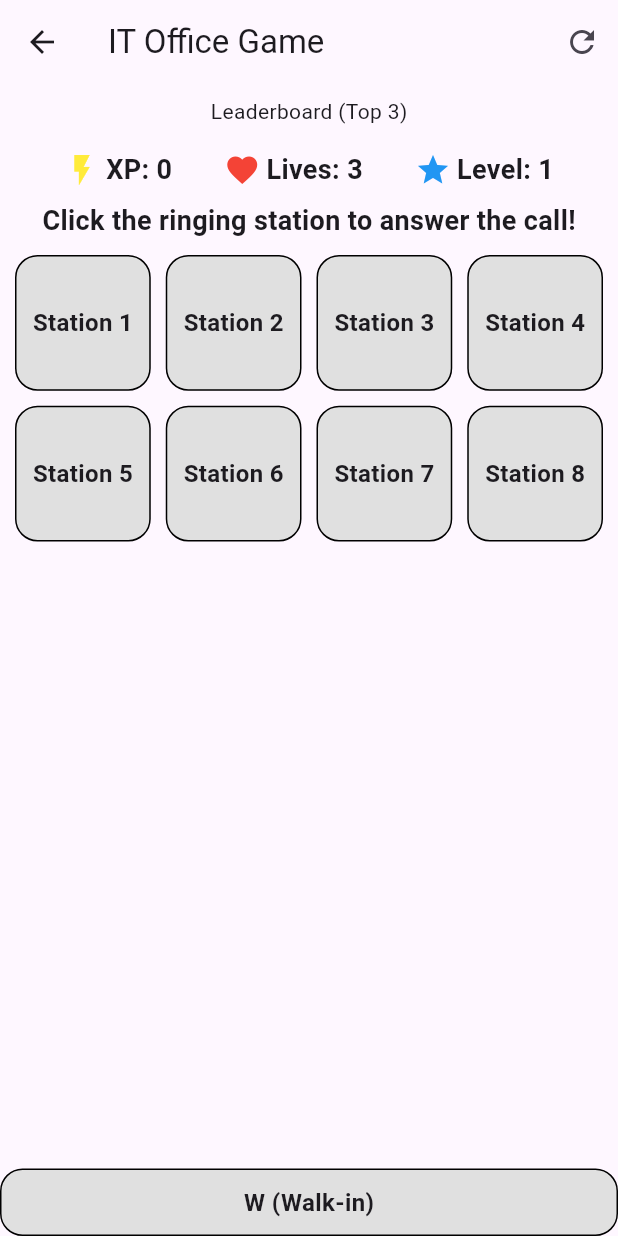
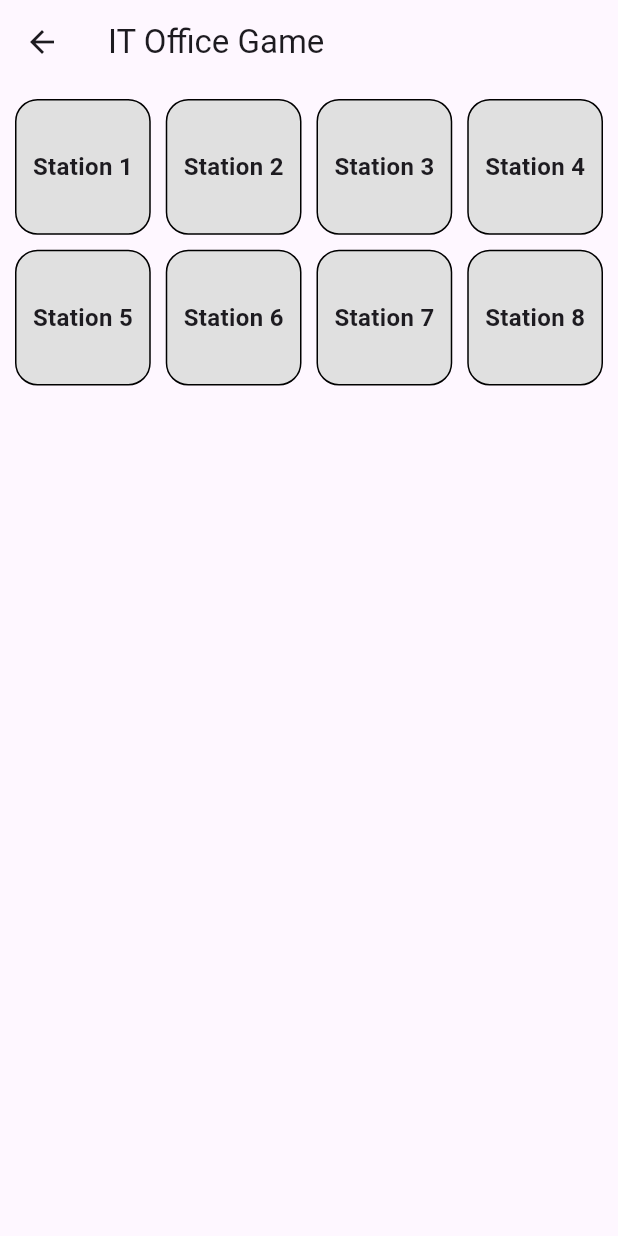
Before and after one commit to CBU-IT-Buddy/CBU_IT_Buddy, a Flutter app: the GamePage screen opened directly with empty values, on a phone screen of 412 x 824 dp. Run offline on Flutter 3.47's test engine with Material 3 defaults, Android fonts, the phone set to English and light mode, and no system bars; our stand-ins replace firebase_core; accounts and stored records are empty.

Commit message:
Bugs from game_page.dart fixed

```diff
--- a/cbu_it_buddy/lib/game_page.dart
+++ b/cbu_it_buddy/lib/game_page.dart
@@ -1,17 +1,16 @@
 import 'package:flutter/material.dart';
-import 'hints.dart';
 import 'dart:math';
 
 class GamePage extends StatefulWidget {
-  final String username; // Added username for leaderboard feature
+  final String username;
 
-  const GamePage({super.key, required this.username}); // Modified constructor to require username
+  const GamePage({super.key, required this.username});
+
   @override
   _GamePageState createState() => _GamePageState();
 }
 
-class _GamePageState extends State<GamePage>
-    with SingleTickerProviderStateMixin {
+class _GamePageState extends State<GamePage> with SingleTickerProviderStateMixin {
   final Random _random = Random();
   int _ringingStation = -1;
   bool _isRinging = false;
@@ -24,7 +23,9 @@ class _GamePageState extends State<GamePage>
   int _xp = 0;
   int _lives = 3;
   int _level = 1;
-  static List<Map<String, dynamic>> leaderboard = []; // Leaderboard as a static list
+  int _hintCount = 3; // Defined hint counter
+
+  static List<Map<String, dynamic>> leaderboard = [];
 
   final int totalStations = 8;
   final List<String> dummyQuestions = [
@@ -79,9 +80,10 @@ class _GamePageState extends State<GamePage>
     setState(() {
       _ringingStation = _random.nextInt(totalStations) + 1;
       _isRinging = true;
-      _question = dummyQuestions[_random.nextInt(dummyQuestions.length)];
-      _answers = dummyAnswers[dummyQuestions.indexOf(_question)];
-      _correctAnswer = correctAnswers[dummyQuestions.indexOf(_question)];
+      int questionIndex = _random.nextInt(dummyQuestions.length);
+      _question = dummyQuestions[questionIndex];
+      _answers = dummyAnswers[questionIndex];
+      _correctAnswer = correctAnswers[questionIndex];
       _totalRings++;
     });
   }
@@ -103,42 +105,19 @@ class _GamePageState extends State<GamePage>
           child: AnimatedContainer(
             duration: const Duration(milliseconds: 500),
             decoration: BoxDecoration(
-              color: _ringingStation == stationNumber
-                  ? Colors.yellow
-                  : Colors.grey[300],
+              color: _ringingStation == stationNumber ? Colors.yellow : Colors.grey[300],
               borderRadius: BorderRadius.circular(15),
               border: Border.all(color: Colors.black),
             ),
             child: Center(
               child: Text(
                 'Station $stationNumber',
-                style:
-                    const TextStyle(fontSize: 16, fontWeight: FontWeight.bold),
+                style: const TextStyle(fontSize: 16, fontWeight: FontWeight.bold),
               ),
             ),
           ),
         );
       },
-    );
-  }
-
-  Widget _buildWalkInStation() {
-    return GestureDetector(
-      onTap: () {},
-      child: Container(
-        padding: const EdgeInsets.all(10),
-        decoration: BoxDecoration(
-          color: Colors.grey[300],
-          borderRadius: BorderRadius.circular(15),
-          border: Border.all(color: Colors.black),
-        ),
-        child: const Center(
-          child: Text(
-            'W (Walk-in)',
-            style: TextStyle(fontSize: 16, fontWeight: FontWeight.bold),
-          ),
-        ),
-      ),
     );
   }
 
@@ -159,29 +138,17 @@ class _GamePageState extends State<GamePage>
               );
             }).toList(),
             const SizedBox(height: 10),
-            //////////////////////////////////////////////
-            // Add the Hints button below the answer buttons
-            //////////////////////////////////////////////
             ElevatedButton(
               onPressed: _hintCount > 0
                   ? () {
-                      // Trigger the hint sequence
-                      HintManager(
-                        correctStation: _ringingStation,
-                        onHintCompleted: () {
-                          // After the hint, show the question popup again and highlight correct answer
-                          _showAnswerFeedback(true, _correctAnswer);
-                        },
-                      ).showHint(context);
                       setState(() {
-                        _hintCount--; // Decrease hint count
+                        _hintCount--;
                       });
+                      _showAnswerFeedback(true, _correctAnswer);
                     }
-                  : null, // Disable button if no hints available
+                  : null,
               style: ElevatedButton.styleFrom(
-                backgroundColor: _hintCount > 0
-                    ? Colors.blue
-                    : Colors.grey, // Grey out if no hints left
+                backgroundColor: _hintCount > 0 ? Colors.blue : Colors.grey,
               ),
               child: Text('Hint ($_hintCount left)'),
             ),
@@ -232,7 +199,6 @@ class _GamePageState extends State<GamePage>
                   _level++;
                   _xp = 0;
                 });
-
                 showDialog(
                   context: context,
                   builder: (context) => AlertDialog(
@@ -271,7 +237,6 @@ class _GamePageState extends State<GamePage>
   void _endGame() {
     String message = _lives <= 0 ? "You are out of lives." : "You have completed 5 calls.";
 
-    //when game ends
     _updateLeaderboard();
 
     showDialog(
@@ -299,12 +264,11 @@ class _GamePageState extends State<GamePage>
     );
   }
 
-  // Function to update leaderboard
   void _updateLeaderboard() {
     leaderboard.add({"username": widget.username, "xp": _xp});
-    leaderboard.sort((a, b) => b["xp"].compareTo(a["xp"])); // Sort by highest XP
+    leaderboard.sort((a, b) => b["xp"].compareTo(a["xp"]));
     if (leaderboard.length > 3) {
-      leaderboard.removeLast(); // Keep only top 3 scores
+      leaderboard.removeLast();
     }
   }
 
@@ -328,111 +292,8 @@ class _GamePageState extends State<GamePage>
     return Scaffold(
       appBar: AppBar(
         title: const Text('IT Office Game'),
-        actions: [
-          IconButton(
-            icon: const Icon(Icons.refresh),
-            onPressed: _restartGame,
-          ),
-        ],
       ),
-      body: Column(
-        mainAxisAlignment: MainAxisAlignment.spaceEvenly,
-        children: <Widget>[
-          Padding(
-            padding: const EdgeInsets.all(8.0),
-            child: Column(
-              children: [
-                const Text("Leaderboard (Top 3)"),
-                for (var i = 0; i < leaderboard.length; i++)
-                  Text("${i + 1}. ${leaderboard[i]['username']} - ${leaderboard[i]['xp']} XP"),
-              ],
-            ),
-          ),
-          Padding(
-            padding: const EdgeInsets.all(8.0),
-            child: Row(
-              mainAxisAlignment: MainAxisAlignment.spaceEvenly,
-              children: [
-                Row(
-                  children: [
-                    const Icon(Icons.flash_on, color: Colors.yellow),
-                    const SizedBox(width: 4),
-                    Text(
-                      'XP: $_xp',
-                      style: const TextStyle(fontSize: 18, fontWeight: FontWeight.bold),
-                    ),
-                  ],
-                ),
-                Row(
-                  children: [
-                    const Icon(Icons.favorite, color: Colors.red),
-                    const SizedBox(width: 4),
-                    Text(
-                      'Lives: $_lives',
-                      style: const TextStyle(fontSize: 18, fontWeight: FontWeight.bold),
-                    ),
-                  ],
-                ),
-                Row(
-                  children: [
-                    const Icon(Icons.star, color: Colors.blue),
-                    const SizedBox(width: 4),
-                    Text(
-                      'Level: $_level',
-                      style: const TextStyle(fontSize: 18, fontWeight: FontWeight.bold),
-                    ),
-                  ],
-                ),
-              ],
-            ),
-          ),
-          const Text(
-            'Click the ringing station to answer the call!',
-            style: TextStyle(fontSize: 18, fontWeight: FontWeight.bold),
-          ),
-          Expanded(
-            child: _buildStations(),
-          ),
-          const SizedBox(height: 20),
-          _buildWalkInStation(),
-        ],
-      ),
+      body: _buildStations(),
     );
   }
 }
-
-class StartScreen extends StatelessWidget {
-  @override
-  Widget build(BuildContext context) {
-    final TextEditingController usernameController = TextEditingController();
-    return Scaffold(
-      appBar: AppBar(title: const Text("Enter Username")),
-      body: Center(
-        child: Padding(
-          padding: const EdgeInsets.all(16.0),
-          child: Column(
-            mainAxisSize: MainAxisSize.min,
-            children: [
-              TextField(
-                controller: usernameController,
-                decoration: const InputDecoration(labelText: "Username"),
-              ),
-              const SizedBox(height: 20),
-              ElevatedButton(
-                onPressed: () {
-                  Navigator.push(
-                    context,
-                    MaterialPageRoute(
-                      builder: (context) => GamePage(username: usernameController.text),
-                    ),
-                  );
-                },
-                child: const Text("Start Game"),
-              ),
-            ],
-          ),
-        ),
-      ),
-    );
-  }
-}
```
